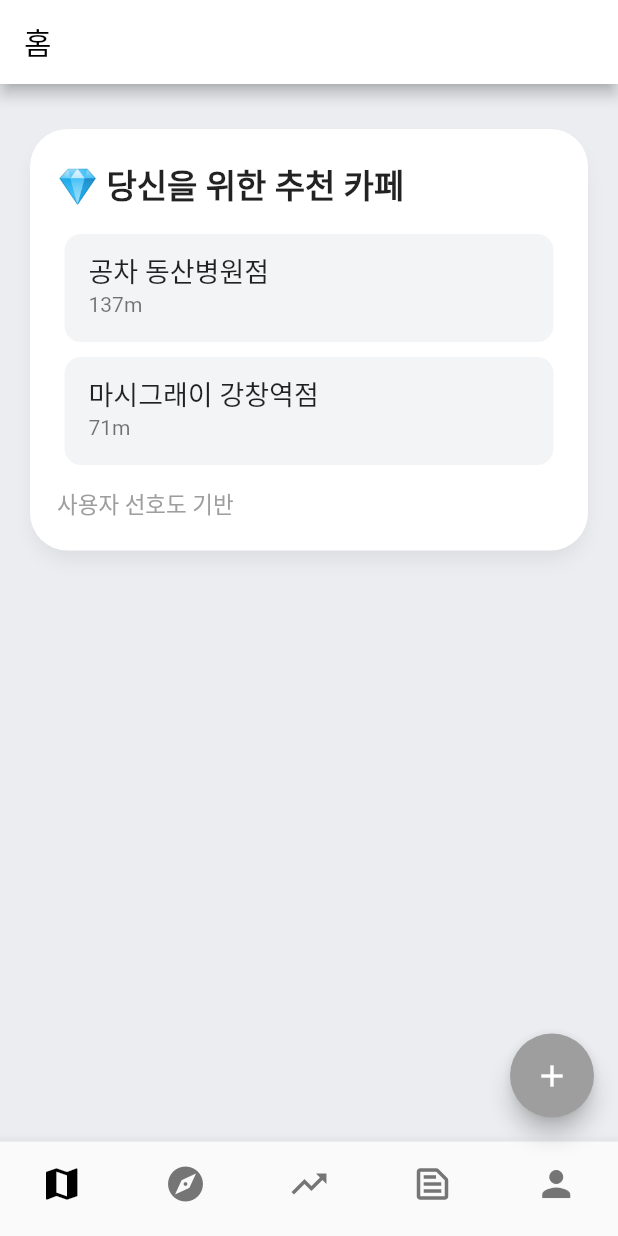
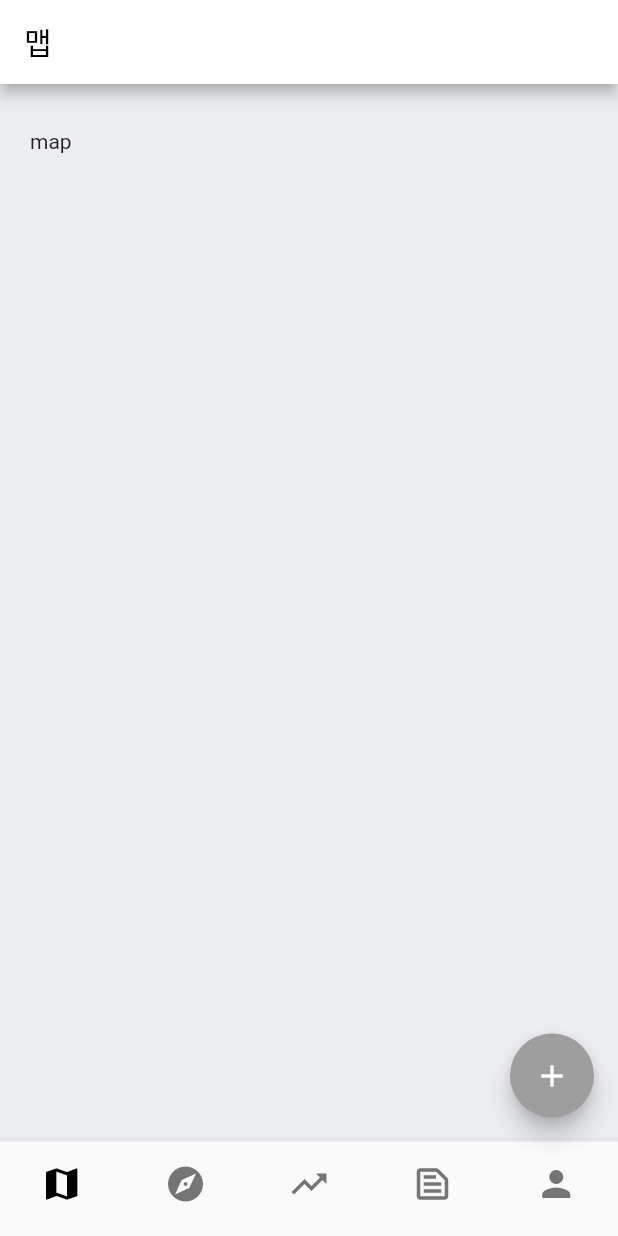
Before and after one commit to ArpaAP/cafe_app, a Flutter app: the screen it shows after launch, after a tap on the "add" icon, on a phone screen of 412 x 824 dp. Run offline on Flutter 3.47's test engine with Material 2 defaults, Android fonts, the phone set to English and light mode, and no system bars.

Commit message:
ref: 패키지 이름 수정

```diff
--- a/lib/main.dart
+++ b/lib/main.dart
@@ -1,4 +1,5 @@
-import 'package:cafe_app/pages/home.dart';
+import 'package:cafe_app/pages/discovery.dart';
+import 'package:cafe_app/pages/map.dart';
 import 'package:flutter/material.dart';
 
 void main() {
@@ -34,15 +35,34 @@ class MyHomePage extends StatefulWidget {
 }
 
 class _MyHomePageState extends State<MyHomePage> {
-  int _selectedIndex = 0;
+  final _pageController = PageController();
+  int _currentIndex = 0;
+
+  final List<Widget> pages = [
+    MapPage(),
+    DiscoveryPage(),
+  ];
+  final List<String> asdf = ['맵', '디스커버리', '트렌드', '다이어리', 'MY'];
 
   @override
   Widget build(BuildContext context) {
     return Scaffold(
       appBar: AppBar(
-        title: Text('홈', style: TextStyle(color: Colors.black)),
+        title: Text(asdf[_currentIndex], style: TextStyle(color: Colors.black)),
       ),
-      body: HomePage(),
+      body: SizedBox.expand(
+        child: PageView(
+            controller: _pageController,
+            onPageChanged: (index) {
+              setState(() {
+                _currentIndex = index;
+              });
+            },
+            physics: BouncingScrollPhysics(
+              parent: AlwaysScrollableScrollPhysics(),
+            ),
+            children: pages),
+      ),
       floatingActionButton: FloatingActionButton(
         onPressed: () {},
         tooltip: 'Increment',
@@ -76,11 +96,16 @@ class _MyHomePageState extends State<MyHomePage> {
             label: '마이페이지',
           ),
         ],
-        currentIndex: _selectedIndex,
+        currentIndex: _currentIndex,
         onTap: (index) {
           setState(() {
-            _selectedIndex = index;
+            _currentIndex = index;
           });
+          _pageController.animateToPage(
+            index,
+            duration: Duration(milliseconds: 500),
+            curve: Curves.easeOutExpo,
+          );
         },
       ),
     );
--- /dev/null
+++ b/lib/pages/discovery.dart
@@ -0,0 +1,102 @@
+import 'package:flutter/material.dart';
+
+class DiscoveryPage extends StatefulWidget {
+  const DiscoveryPage({super.key});
+
+  @override
+  createState() => _DiscoveryPageState();
+}
+
+class _DiscoveryPageState extends State<DiscoveryPage> {
+  @override
+  Widget build(BuildContext context) {
+    return SingleChildScrollView(
+      physics: BouncingScrollPhysics(
+        parent: AlwaysScrollableScrollPhysics(),
+      ),
+      child: Container(
+        padding: EdgeInsets.symmetric(vertical: 30, horizontal: 20),
+        child: Column(
+          crossAxisAlignment: CrossAxisAlignment.stretch,
+          children: [
+            Container(
+              decoration: BoxDecoration(
+                color: Colors.white,
+                borderRadius: BorderRadius.circular(25),
+                boxShadow: [
+                  BoxShadow(
+                    blurRadius: 10,
+                    offset: Offset(0, 8),
+                    color: Colors.grey.withOpacity(.2),
+                    spreadRadius: -2,
+                  )
+                ],
+              ),
+              child: Padding(
+                padding: EdgeInsets.symmetric(vertical: 20, horizontal: 18),
+                child: Column(
+                  crossAxisAlignment: CrossAxisAlignment.start,
+                  children: [
+                    Text(
+                      '💎 당신을 위한 추천 카페',
+                      style:
+                          TextStyle(fontSize: 22, fontWeight: FontWeight.w900),
+                    ),
+                    SizedBox(height: 12),
+                    Column(
+                      children: [
+                        Card(
+                          elevation: 0,
+                          child: ListTile(
+                            shape: RoundedRectangleBorder(
+                              side: BorderSide(color: Colors.white, width: 1),
+                              borderRadius: BorderRadius.circular(12),
+                            ),
+                            title: Text(
+                              '공차 동산병원점',
+                              style: TextStyle(
+                                fontSize: 18,
+                                fontWeight: FontWeight.w500,
+                              ),
+                            ),
+                            subtitle: Text('137m'),
+                            tileColor: Color.fromRGBO(242, 244, 245, 1),
+                            onTap: () {},
+                          ),
+                        ),
+                        Card(
+                          elevation: 0,
+                          child: ListTile(
+                            shape: RoundedRectangleBorder(
+                              side: BorderSide(color: Colors.white, width: 1),
+                              borderRadius: BorderRadius.circular(12),
+                            ),
+                            title: Text(
+                              '마시그래이 강창역점',
+                              style: TextStyle(
+                                fontSize: 18,
+                                fontWeight: FontWeight.w500,
+                              ),
+                            ),
+                            subtitle: Text('71m'),
+                            tileColor: Color.fromRGBO(242, 244, 245, 1),
+                            onTap: () {},
+                          ),
+                        ),
+                      ],
+                    ),
+                    SizedBox(height: 10),
+                    Text(
+                      '사용자 선호도 기반',
+                      style: TextStyle(color: Colors.grey, fontSize: 15),
+                    )
+                  ],
+                ),
+              ),
+            ),
+          ],
+        ),
+      ),
+    );
+  }
+}
--- a/lib/pages/home.dart
+++ /dev/null
@@ -1,93 +0,0 @@
-import 'package:flutter/material.dart';
-
-class HomePage extends StatefulWidget {
-  const HomePage({super.key});
-
-  @override
-  createState() => _HomePageState();
-}
-
-class _HomePageState extends State<HomePage> {
-  @override
-  Widget build(BuildContext context) {
-    return Container(
-      padding: EdgeInsets.symmetric(vertical: 30, horizontal: 20),
-      child: Column(
-        crossAxisAlignment: CrossAxisAlignment.stretch,
-        children: [
-          Container(
-            decoration: BoxDecoration(
-              color: Colors.white,
-              borderRadius: BorderRadius.circular(25),
-              boxShadow: [
-                BoxShadow(
-                  blurRadius: 10,
-                  offset: Offset(0, 8),
-                  color: Colors.grey.withOpacity(.2),
-                  spreadRadius: -2,
-                )
-              ],
-            ),
-            child: Padding(
-              padding: EdgeInsets.symmetric(vertical: 20, horizontal: 18),
-              child: Column(
-                crossAxisAlignment: CrossAxisAlignment.start,
-                children: [
-                  Text(
-                    '💎 당신을 위한 추천 카페',
-                    style: TextStyle(fontSize: 22, fontWeight: FontWeight.w900),
-                  ),
-                  SizedBox(height: 12),
-                  Column(
-                    children: [
-                      Card(
-                        elevation: 0,
-                        child: ListTile(
-                          shape: RoundedRectangleBorder(
-                            side: BorderSide(color: Colors.white, width: 1),
-                            borderRadius: BorderRadius.circular(12),
-                          ),
-                          title: Text(
-                            '공차 동산병원점',
-                            style: TextStyle(
-                              fontSize: 18,
-                              fontWeight: FontWeight.w500,
-                            ),
-                          ),
-                          subtitle: Text('137m'),
-                          tileColor: Color.fromRGBO(242, 244, 245, 1),
-                          onTap: () {},
-                        ),
-                      ),
-                      Card(
-                        elevation: 0,
-                        child: ListTile(
-                          shape: RoundedRectangleBorder(
-                            side: BorderSide(color: Colors.white, width: 1),
-                            borderRadius: BorderRadius.circular(12),
-                          ),
-                          title: Text(
-                            '마시그래이 강창역점',
-                            style: TextStyle(
-                              fontSize: 18,
-                              fontWeight: FontWeight.w500,
-                            ),
-                          ),
-                          subtitle: Text('71m'),
-                          tileColor: Color.fromRGBO(242, 244, 245, 1),
-                          onTap: () {},
-                        ),
-                      ),
-                    ],
-                  ),
-                  SizedBox(height: 10),
-                  Text('사용자 선호도 기반', style: TextStyle(color: Colors.grey, fontSize: 15),)
-                ],
-              ),
-            ),
-          ),
-        ],
-      ),
-    );
-  }
-}
--- /dev/null
+++ b/lib/pages/map.dart
@@ -0,0 +1,28 @@
+import 'package:flutter/material.dart';
+
+class MapPage extends StatefulWidget {
+  const MapPage({super.key});
+
+  @override
+  createState() => _MapPageState();
+}
+
+class _MapPageState extends State<MapPage> {
+  @override
+  Widget build(BuildContext context) {
+    return SingleChildScrollView(
+      physics: BouncingScrollPhysics(
+        parent: AlwaysScrollableScrollPhysics(),
+      ),
+      child: Container(
+        padding: EdgeInsets.symmetric(vertical: 30, horizontal: 20),
+        child: Column(
+          crossAxisAlignment: CrossAxisAlignment.stretch,
+          children: [
+            Text('map')
+          ],
+        ),
+      ),
+    );
+  }
+}
```
Also changed, not shown: 22 other files.
